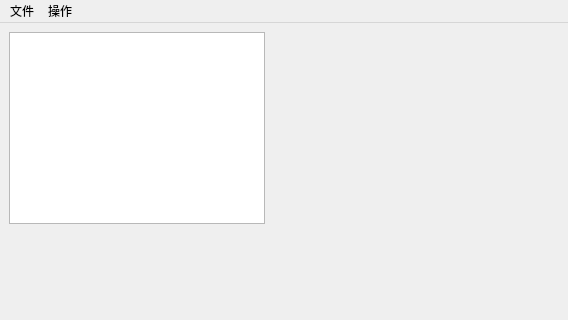
Qt form mainwindow.ui (Ne-GH/Interpreter) before a commit; both pictures show x 0 to 568 and y 0 to 320 of the 568 by 630 pixel window.
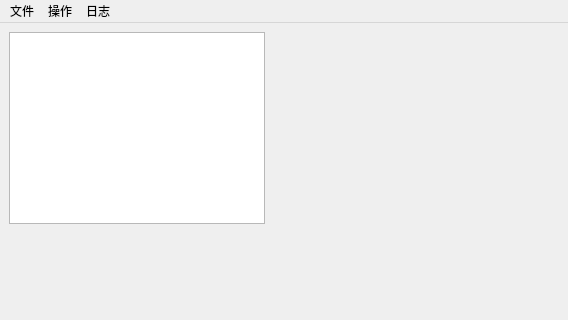
The same form after that commit.

Patch:
```diff
--- a/mainwindow.ui
+++ b/mainwindow.ui
@@ -34,7 +34,7 @@
      <x>0</x>
      <y>0</y>
      <width>568</width>
-     <height>32</height>
+     <height>21</height>
     </rect>
    </property>
    <widget class="QMenu" name="operator_menu">
@@ -53,8 +53,15 @@
     <addaction name="save_file"/>
     <addaction name="close_file"/>
    </widget>
+   <widget class="QMenu" name="log_menu">
+    <property name="title">
+     <string>日志</string>
+    </property>
+    <addaction name="log_action"/>
+   </widget>
    <addaction name="file_menu"/>
    <addaction name="operator_menu"/>
+   <addaction name="log_menu"/>
   </widget>
   <action name="run_action">
    <property name="text">
```
Left out of the diff: 5 changed lines with no effect on the pictures.
